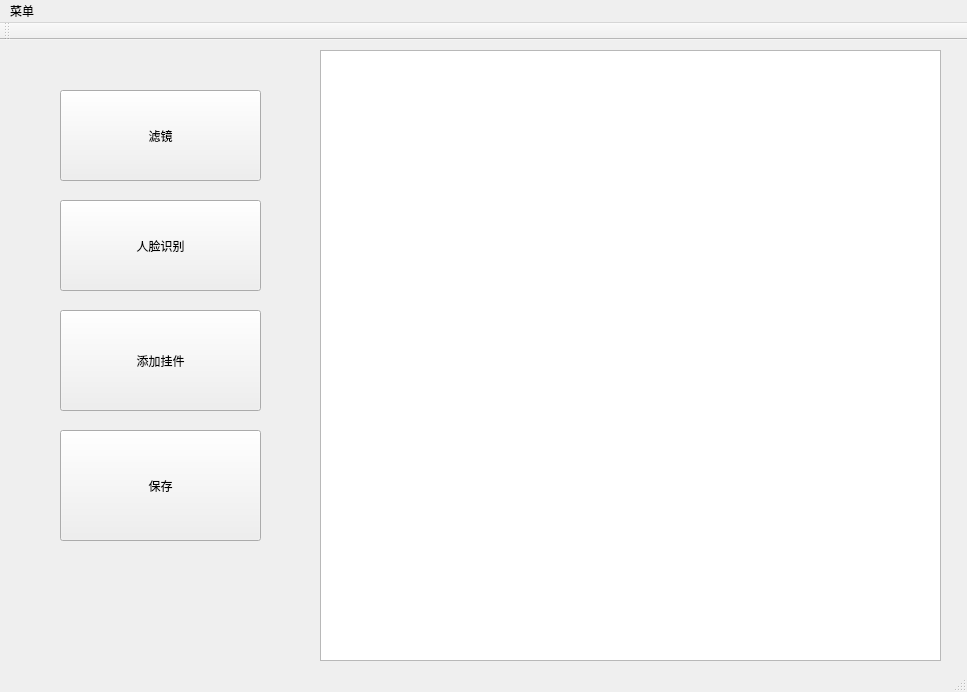
The window that MeiTuShop/MeiTuShop/MeiTuShop.ui (GenerousMan/OOP_final) describes before a commit, drawn with Qt 5.
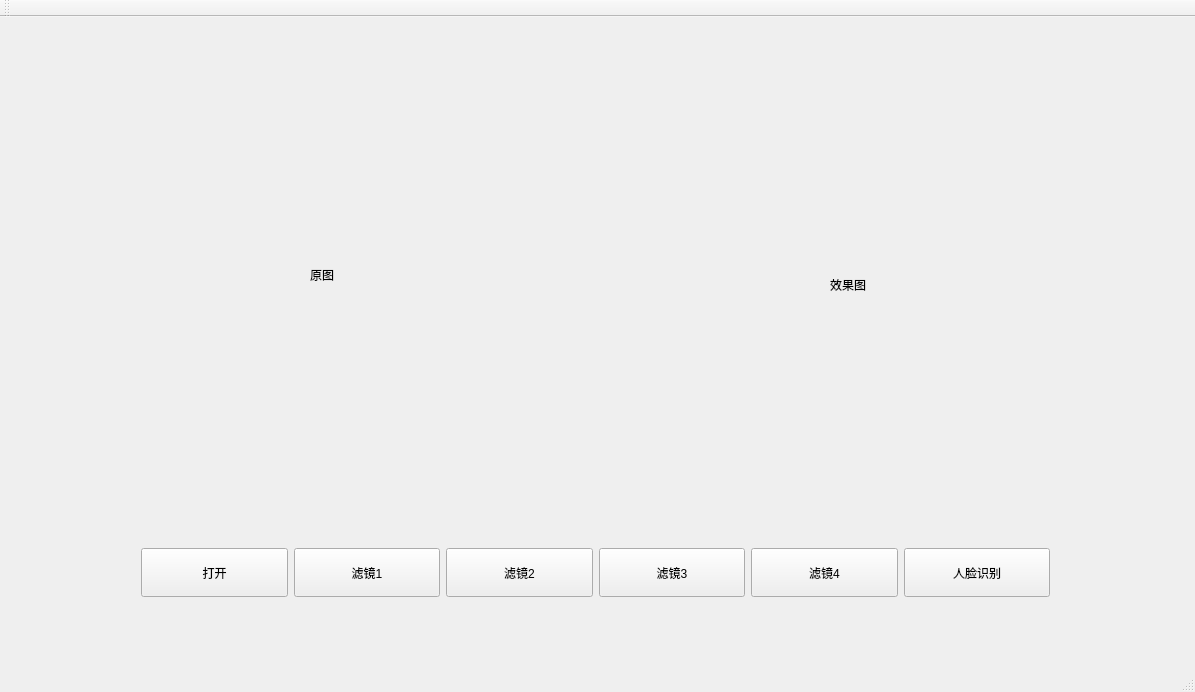
The same window after the commit.

Commit message: UI改了一下，加了信号槽

Patch:
```diff
--- a/MeiTuShop/MeiTuShop/MeiTuShop.ui
+++ b/MeiTuShop/MeiTuShop/MeiTuShop.ui
@@ -6,7 +6,7 @@
    <rect>
     <x>0</x>
     <y>0</y>
-    <width>967</width>
+    <width>1195</width>
     <height>692</height>
    </rect>
   </property>
@@ -14,84 +14,122 @@
    <string>BeautyWho</string>
   </property>
   <widget class="QWidget" name="centralWidget">
-   <widget class="QGraphicsView" name="graphicsView">
+   <widget class="QLabel" name="Pic_Before">
     <property name="geometry">
      <rect>
-      <x>320</x>
-      <y>10</y>
-      <width>621</width>
-      <height>611</height>
+      <x>310</x>
+      <y>250</y>
+      <width>72</width>
+      <height>15</height>
      </rect>
     </property>
-   </widget>
-   <widget class="QToolButton" name="toolButton">
-    <property name="geometry">
-     <rect>
-      <x>60</x>
-      <y>50</y>
-      <width>201</width>
-      <height>91</height>
-     </rect>
-    </property>
     <property name="text">
-     <string>滤镜</string>
+     <string>原图</string>
     </property>
    </widget>
-   <widget class="QToolButton" name="toolButton_2">
+   <widget class="QLabel" name="Pic_After">
     <property name="geometry">
      <rect>
-      <x>60</x>
-      <y>160</y>
-      <width>201</width>
-      <height>91</height>
+      <x>830</x>
+      <y>260</y>
+      <width>72</width>
+      <height>15</height>
      </rect>
     </property>
     <property name="text">
-     <string>人脸识别</string>
+     <string>效果图</string>
     </property>
    </widget>
-   <widget class="QToolButton" name="toolButton_3">
+   <widget class="QWidget" name="horizontalLayoutWidget">
     <property name="geometry">
      <rect>
-      <x>60</x>
-      <y>270</y>
-      <width>201</width>
-      <height>101</height>
+      <x>130</x>
+      <y>520</y>
+      <width>931</width>
+      <height>71</height>
      </rect>
     </property>
-    <property name="text">
-     <string>添加挂件</string>
-    </property>
+    <layout class="QHBoxLayout" name="horizontalLayout">
+     <item>
+      <widget class="QPushButton" name="Open">
+       <property name="sizePolicy">
+        <sizepolicy hsizetype="Minimum" vsizetype="Preferred">
+         <horstretch>0</horstretch>
+         <verstretch>0</verstretch>
+        </sizepolicy>
+       </property>
+       <property name="text">
+        <string>打开</string>
+       </property>
+      </widget>
+     </item>
+     <item>
+      <widget class="QPushButton" name="Push_Lv1">
+       <property name="sizePolicy">
+        <sizepolicy hsizetype="Preferred" vsizetype="Preferred">
+         <horstretch>0</horstretch>
+         <verstretch>0</verstretch>
+        </sizepolicy>
+       </property>
+       <property name="text">
+        <string>滤镜1</string>
+       </property>
+      </widget>
+     </item>
+     <item>
+      <widget class="QPushButton" name="Push_Lv2">
+       <property name="sizePolicy">
+        <sizepolicy hsizetype="Preferred" vsizetype="Preferred">
+         <horstretch>0</horstretch>
+         <verstretch>0</verstretch>
+        </sizepolicy>
+       </property>
+       <property name="text">
+        <string>滤镜2</string>
+       </property>
+      </widget>
+     </item>
+     <item>
+      <widget class="QPushButton" name="Push_Lv3">
+       <property name="sizePolicy">
+        <sizepolicy hsizetype="Minimum" vsizetype="Preferred">
+         <horstretch>0</horstretch>
+         <verstretch>0</verstretch>
+        </sizepolicy>
+       </property>
+       <property name="text">
+        <string>滤镜3</string>
+       </property>
+      </widget>
+     </item>
+     <item>
+      <widget class="QPushButton" name="Push_Lv4">
+       <property name="sizePolicy">
+        <sizepolicy hsizetype="Minimum" vsizetype="Preferred">
+         <horstretch>0</horstretch>
+         <verstretch>0</verstretch>
+        </sizepolicy>
+       </property>
+       <property name="text">
+        <string>滤镜4</string>
+       </property>
+      </widget>
+     </item>
+     <item>
+      <widget class="QPushButton" name="push_face">
+       <property name="sizePolicy">
+        <sizepolicy hsizetype="Minimum" vsizetype="Preferred">
+         <horstretch>0</horstretch>
+         <verstretch>0</verstretch>
+        </sizepolicy>
+       </property>
+       <property name="text">
+        <string>人脸识别</string>
+       </property>
+      </widget>
+     </item>
+    </layout>
    </widget>
-   <widget class="QToolButton" name="toolButton_4">
-    <property name="geometry">
-     <rect>
-      <x>60</x>
-      <y>390</y>
-      <width>201</width>
-      <height>111</height>
-     </rect>
-    </property>
-    <property name="text">
-     <string>保存</string>
-    </property>
-   </widget>
-  </widget>
-  <widget class="QMenuBar" name="menuBar">
-   <property name="geometry">
-    <rect>
-     <x>0</x>
-     <y>0</y>
-     <width>967</width>
-     <height>23</height>
-    </rect>
-   </property>
-   <widget class="QMenu" name="menu">
-    <property name="title">
-     <string>菜单</string>
-    </property>
-   </widget>
-   <addaction name="menu"/>
   </widget>
   <widget class="QToolBar" name="mainToolBar">
    <attribute name="toolBarArea">
```
Left out of the diff: 90 changed lines with no effect on the pictures.
